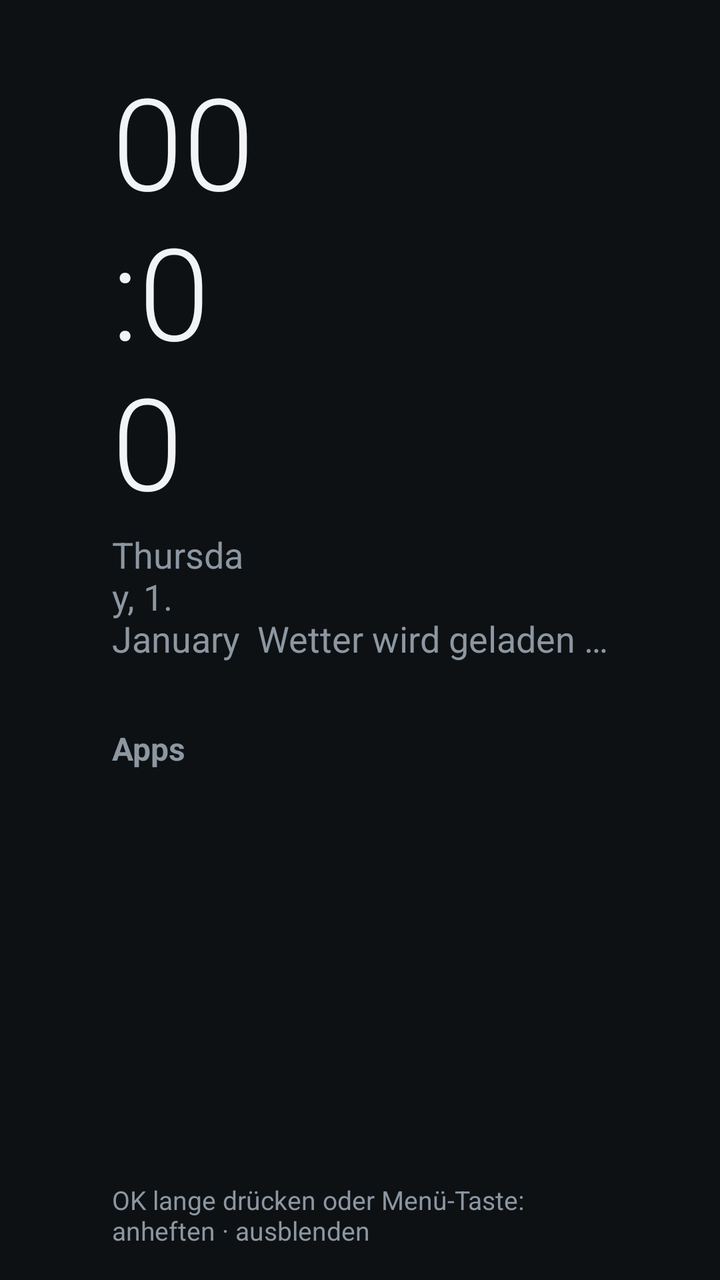
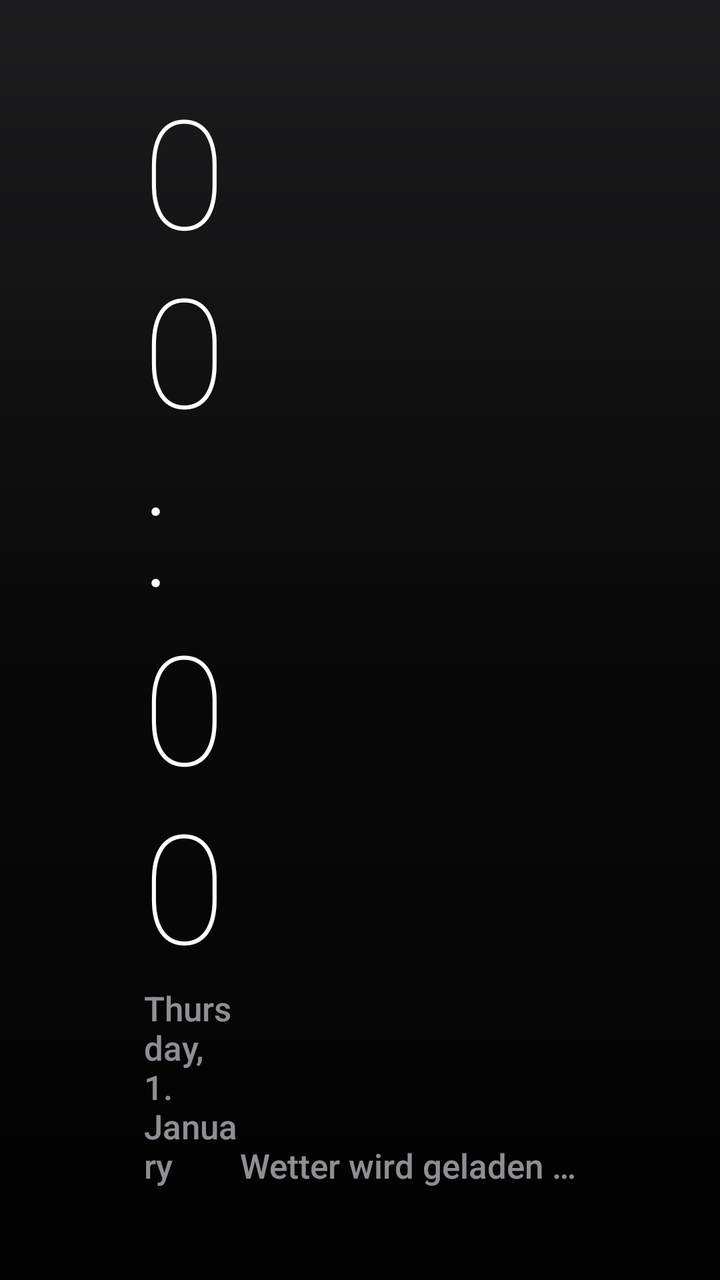

Before-and-after screenshots of an Android layout around one commit, followed by the original layout XML and the change that was made.
<!-- AndroidManifest.xml: application theme Theme.Klar -->
<!-- res/layout/activity_main.xml -->
<?xml version="1.0" encoding="utf-8"?>
<LinearLayout xmlns:android="http://schemas.android.com/apk/res/android"
    android:layout_width="match_parent"
    android:layout_height="match_parent"
    android:orientation="vertical"
    android:paddingStart="56dp"
    android:paddingTop="36dp"
    android:paddingEnd="56dp">

    
    <LinearLayout
        android:layout_width="match_parent"
        android:layout_height="wrap_content"
        android:gravity="bottom"
        android:orientation="horizontal">

        <LinearLayout
            android:layout_width="0dp"
            android:layout_height="wrap_content"
            android:layout_weight="1"
            android:orientation="vertical">

            <TextClock
                android:id="@+id/clock"
                android:layout_width="wrap_content"
                android:layout_height="wrap_content"
                android:format12Hour="HH:mm"
                android:format24Hour="HH:mm"
                android:fontFamily="sans-serif-light"
                android:includeFontPadding="false"
                android:textColor="@color/text"
                android:textSize="64sp" />

            <TextClock
                android:id="@+id/date"
                android:layout_width="wrap_content"
                android:layout_height="wrap_content"
                android:layout_marginTop="4dp"
                android:format12Hour="EEEE, d. MMMM"
                android:format24Hour="EEEE, d. MMMM"
                android:textColor="@color/text_muted"
                android:textSize="18sp" />
        </LinearLayout>

        <LinearLayout
            android:layout_width="wrap_content"
            android:layout_height="wrap_content"
            android:gravity="end"
            android:orientation="vertical">

            <TextView
                android:id="@+id/weather_temp"
                android:layout_width="wrap_content"
                android:layout_height="wrap_content"
                android:fontFamily="sans-serif-light"
                android:includeFontPadding="false"
                android:textColor="@color/text"
                android:textSize="40sp" />

            <TextView
                android:id="@+id/weather_text"
                android:layout_width="wrap_content"
                android:layout_height="wrap_content"
                android:layout_marginTop="4dp"
                android:text="@string/weather_loading"
                android:textColor="@color/text_muted"
                android:textSize="18sp" />
        </LinearLayout>
    </LinearLayout>

    <TextView
        android:layout_width="wrap_content"
        android:layout_height="wrap_content"
        android:layout_marginTop="32dp"
        android:layout_marginBottom="8dp"
        android:text="@string/section_apps"
        android:textColor="@color/text_muted"
        android:textSize="16sp"
        android:textStyle="bold" />

    <androidx.recyclerview.widget.RecyclerView
        android:id="@+id/grid"
        android:layout_width="match_parent"
        android:layout_height="0dp"
        android:layout_weight="1"
        android:clipToPadding="false"
        android:paddingTop="8dp"
        android:paddingBottom="24dp" />

    <TextView
        android:layout_width="wrap_content"
        android:layout_height="wrap_content"
        android:layout_marginBottom="16dp"
        android:text="@string/hint"
        android:textColor="@color/text_muted"
        android:textSize="13sp" />
</LinearLayout>
<!-- resources referenced by this layout -->
<resources>
  <color name="text">#F1F3F5</color>
  <color name="text_muted">#8C97A1</color>
  <string name="hint">OK lange drücken oder Menü-Taste: anheften · ausblenden</string>
  <string name="section_apps">Apps</string>
  <string name="weather_loading">Wetter wird geladen …</string>
  <style name="Theme.Klar" parent="@android:style/Theme.DeviceDefault.NoActionBar.Fullscreen">
          <item name="android:windowBackground">@color/bg</item>
          <item name="android:colorAccent">@color/accent</item>
          <item name="android:textColor">@color/text</item>
          <item name="android:windowAnimationStyle">@null</item>
      </style>
  <color name="bg">#0E1114</color>
  <color name="accent">#7FD1B9</color>
</resources>

<!-- the commit's change to res/layout/activity_main.xml (unified diff, before → after) -->
@@ -1,97 +1,107 @@
 <?xml version="1.0" encoding="utf-8"?>
-<LinearLayout xmlns:android="http://schemas.android.com/apk/res/android"
+<FrameLayout xmlns:android="http://schemas.android.com/apk/res/android"
     android:layout_width="match_parent"
     android:layout_height="match_parent"
-    android:orientation="vertical"
-    android:paddingStart="56dp"
-    android:paddingTop="36dp"
-    android:paddingEnd="56dp">
+    android:background="@color/bg">
 
     
+    <View
+        android:id="@+id/ambient"
+        android:layout_width="match_parent"
+        android:layout_height="match_parent"
+        android:background="@color/bg_raised" />
+
+    <View
+        android:layout_width="match_parent"
+        android:layout_height="match_parent"
+        android:background="@drawable/ambient" />
+
     <LinearLayout
         android:layout_width="match_parent"
-        android:layout_height="wrap_content"
-        android:gravity="bottom"
-        android:orientation="horizontal">
+        android:layout_height="match_parent"
+        android:clipChildren="false"
+        android:clipToPadding="false"
+        android:orientation="vertical"
+        android:paddingStart="72dp"
+        android:paddingTop="44dp"
+        android:paddingEnd="72dp">
 
         <LinearLayout
-            android:layout_width="0dp"
+            android:layout_width="match_parent"
             android:layout_height="wrap_content"
-            android:layout_weight="1"
-            android:orientation="vertical">
+            android:baselineAligned="false"
+            android:gravity="bottom"
+            android:orientation="horizontal">
 
-            <TextClock
-                android:id="@+id/clock"
+            <LinearLayout
+                android:layout_width="0dp"
+                android:layout_height="wrap_content"
+                android:layout_weight="1"
+                android:orientation="vertical">
+
+                <TextClock
+                    android:id="@+id/clock"
+                    android:layout_width="wrap_content"
+                    android:layout_height="wrap_content"
+                    android:fontFamily="sans-serif-thin"
+                    android:format12Hour="HH:mm"
+                    android:format24Hour="HH:mm"
+                    android:includeFontPadding="false"
+                    android:letterSpacing="-0.02"
+                    android:textColor="@color/text"
+                    android:textSize="76sp" />
+
+                <TextClock
+                    android:id="@+id/date"
+                    android:layout_width="wrap_content"
+                    android:layout_height="wrap_content"
+                    android:layout_marginTop="2dp"
+                    android:fontFamily="sans-serif-medium"
+                    android:format12Hour="EEEE, d. MMMM"
+                    android:format24Hour="EEEE, d. MMMM"
+                    android:textColor="@color/text_muted"
+                    android:textSize="17sp" />
+            </LinearLayout>
+
+            <LinearLayout
                 android:layout_width="wrap_content"
                 android:layout_height="wrap_content"
-                android:format12Hour="HH:mm"
-                android:format24Hour="HH:mm"
-                android:fontFamily="sans-serif-light"
-                android:includeFontPadding="false"
-                android:textColor="@color/text"
-                android:textSize="64sp" />
+                android:gravity="end"
+                android:orientation="vertical">
 
-            <TextClock
-                android:id="@+id/date"
-                android:layout_width="wrap_content"
-                android:layout_height="wrap_content"
-                android:layout_marginTop="4dp"
-                android:format12Hour="EEEE, d. MMMM"
-                android:format24Hour="EEEE, d. MMMM"
-                android:textColor="@color/text_muted"
-                android:textSize="18sp" />
+                <TextView
+                    android:id="@+id/weather_temp"
+                    android:layout_width="wrap_content"
+                    android:layout_height="wrap_content"
+                    android:fontFamily="sans-serif-thin"
+                    android:includeFontPadding="false"
+                    android:textColor="@color/text"
+                    android:textSize="48sp" />
+
+                <TextView
+                    android:id="@+id/weather_text"
+                    android:layout_width="wrap_content"
+                    android:layout_height="wrap_content"
+                    android:layout_marginTop="2dp"
+                    android:fontFamily="sans-serif-medium"
+                    android:text="@string/weather_loading"
+                    android:textColor="@color/text_muted"
+                    android:textSize="17sp" />
+            </LinearLayout>
         </LinearLayout>
 
-        <LinearLayout
-            android:layout_width="wrap_content"
-            android:layout_height="wrap_content"
-            android:gravity="end"
-            android:orientation="vertical">
+        <androidx.recyclerview.widget.RecyclerView
+            android:id="@+id/grid"
+            android:layout_width="match_parent"
+            android:layout_height="0dp"
+            android:layout_marginStart="-14dp"
+            android:layout_marginTop="36dp"
+            android:layout_marginEnd="-14dp"
+            android:layout_weight="1"
+            android:clipChildren="false"
+            android:clipToPadding="false"
+            android:paddingTop="12dp"
+            android:paddingBottom="48dp" />
 
-            <TextView
-                android:id="@+id/weather_temp"
-                android:layout_width="wrap_content"
-                android:layout_height="wrap_content"
-                android:fontFamily="sans-serif-light"
-                android:includeFontPadding="false"
-                android:textColor="@color/text"
-                android:textSize="40sp" />
-
-            <TextView
-                android:id="@+id/weather_text"
-                android:layout_width="wrap_content"
-                android:layout_height="wrap_content"
-                android:layout_marginTop="4dp"
-                android:text="@string/weather_loading"
-                android:textColor="@color/text_muted"
-                android:textSize="18sp" />
-        </LinearLayout>
     </LinearLayout>
-
-    <TextView
-        android:layout_width="wrap_content"
-        android:layout_height="wrap_content"
-        android:layout_marginTop="32dp"
-        android:layout_marginBottom="8dp"
-        android:text="@string/section_apps"
-        android:textColor="@color/text_muted"
-        android:textSize="16sp"
-        android:textStyle="bold" />
-
-    <androidx.recyclerview.widget.RecyclerView
-        android:id="@+id/grid"
-        android:layout_width="match_parent"
-        android:layout_height="0dp"
-        android:layout_weight="1"
-        android:clipToPadding="false"
-        android:paddingTop="8dp"
-        android:paddingBottom="24dp" />
-
-    <TextView
-        android:layout_width="wrap_content"
-        android:layout_height="wrap_content"
-        android:layout_marginBottom="16dp"
-        android:text="@string/hint"
-        android:textColor="@color/text_muted"
-        android:textSize="13sp" />
-</LinearLayout>
+</FrameLayout>
<!-- resource entries referenced after the edit -->
@@ -1,17 +1,22 @@
 <!-- resources referenced by this layout -->
 <resources>
-  <color name="text">#F1F3F5</color>
-  <color name="text_muted">#8C97A1</color>
-  <string name="hint">OK lange drücken oder Menü-Taste: anheften · ausblenden</string>
-  <string name="section_apps">Apps</string>
+  <color name="text">#FFFFFF</color>
+  <color name="text_muted">#99EBEBF5</color>
+  <!-- drawable ambient (drawable) -->
+  <?xml version="1.0" encoding="utf-8"?>
+  <shape xmlns:android="http://schemas.android.com/apk/res/android">
+      <gradient android:angle="270" android:startColor="#00000000" android:centerColor="#B3000000"
+          android:endColor="#F2000000" />
+  </shape>
   <string name="weather_loading">Wetter wird geladen …</string>
-  <style name="Theme.Klar" parent="@android:style/Theme.DeviceDefault.NoActionBar.Fullscreen">
+  <style name="Theme.Klar" parent="@android:style/Theme.Material.NoActionBar.Fullscreen">
           <item name="android:windowBackground">@color/bg</item>
-          <item name="android:colorAccent">@color/accent</item>
+          <item name="android:colorAccent">@color/focus</item>
           <item name="android:textColor">@color/text</item>
           <item name="android:windowAnimationStyle">@null</item>
       </style>
-  <color name="bg">#0E1114</color>
-  <color name="accent">#7FD1B9</color>
+  <color name="focus">#FFFFFF</color>
+  <color name="bg">#000000</color>
+  <color name="bg_raised">#1C1C1E</color>
 </resources>
 
